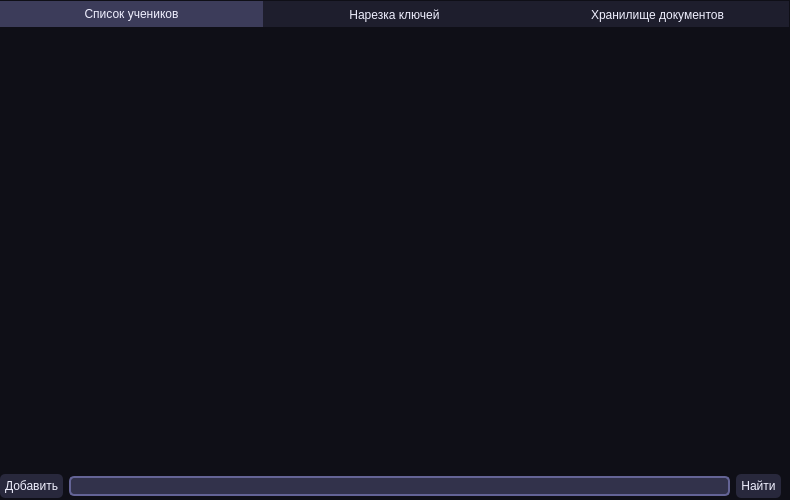
ZeynX92/SmartStudentList, file src/ui/main.ui: the form before one commit.
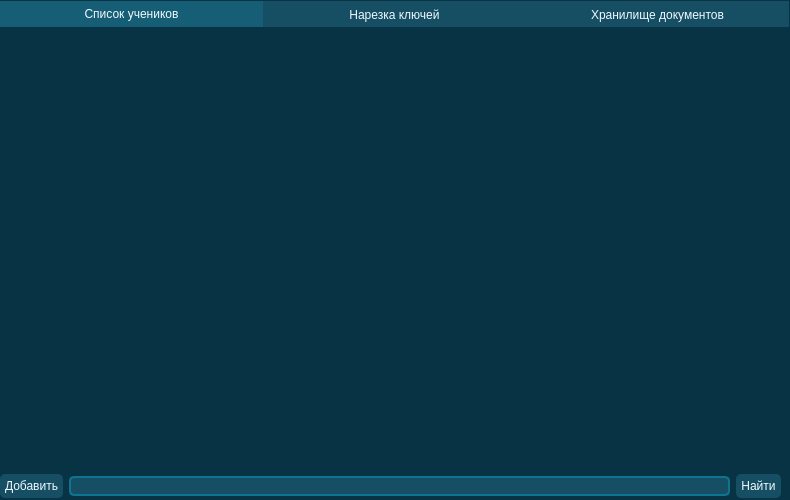
The form after the commit. The open tabs and pages were chosen to show the change.

Commit message: Stylesheet main.ui recreated

```diff
--- a/src/ui/main.ui
+++ b/src/ui/main.ui
@@ -35,47 +35,45 @@
    <string notr="true">* {font: &quot;Segoe UI&quot;;}
 
 QWidget {
-	background-color: rgb(15, 15, 23);
-	color: rgb(240, 240, 255);
+	background-color: #083344;
+	color: #f0f9ff;
 	border: none;
 }
 
 QTabWidget QTabBar::tab {
-	background-color:  rgb(30, 30, 45);
+	background-color: #164e63;
 	width: 263px;
 }
 
-QTabWidget QTabBar::tab:selected{background-color: rgb(60, 60, 90)}
+QTabWidget QTabBar::tab:selected{background-color:#155e75}
 
 QComboBox {
-	background-color: rgb(40, 40, 60);
+	background-color: #164e63;
 	padding: 3px;
 	border-radius: 5px;
 }
 
 QLineEdit {
-	background-color: rgb(50, 50, 75);
-	border: 2px solid rgb(100, 100, 150);
+	background-color: #164e63;
+	border: 2px solid #0e7490;
 	border-radius: 5px;
 }
 
 QPushButton {
-	background-color: rgb(40, 40, 60);
+	background-color: #164e63;
 	padding: 5px;
 	border-radius: 5px;
 }
 
 QTableWidget::item {
-	color: rgb(240, 240, 255);
-}
-
-QTableWidget::item {
-	color: rgb(240, 240, 255);
+	color: #cffafe;
 }
 
 QHeaderView::section {
-	color: rgb(240, 240, 255);
-	background-color: rgb(30, 30, 45);
+	color: #cffafe;
+	font-weight: 600;
+	background-color: #164e63;
+	border: 0;
 }
 
 #label {
@@ -145,7 +143,7 @@
              </font>
             </property>
             <property name="styleSheet">
-             <string notr="true">color: rgb(10, 10, 20);</string>
+             <string notr="true">color: #082f49;</string>
             </property>
             <property name="sortingEnabled">
              <bool>true</bool>
```
Left out of the diff: 2 changed lines with no effect on the pictures.
